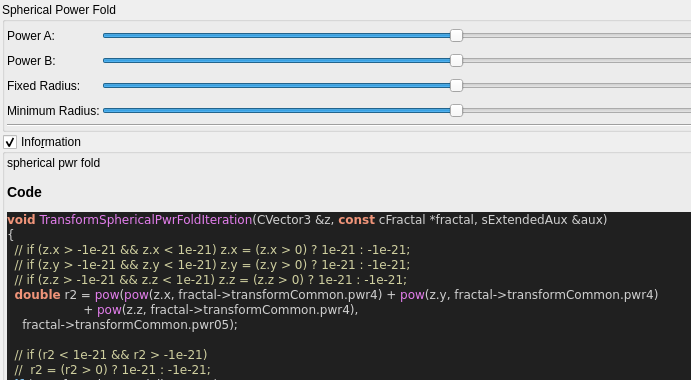
Before: the Qt Designer form mandelbulber2/qt_data/fractal_transf_spherical_pwr_fold.ui in buddhi1980/mandelbulber2, drawn with Qt 5; both pictures show x 0 to 691 and y 0 to 380 of the 907 by 740 pixel window.
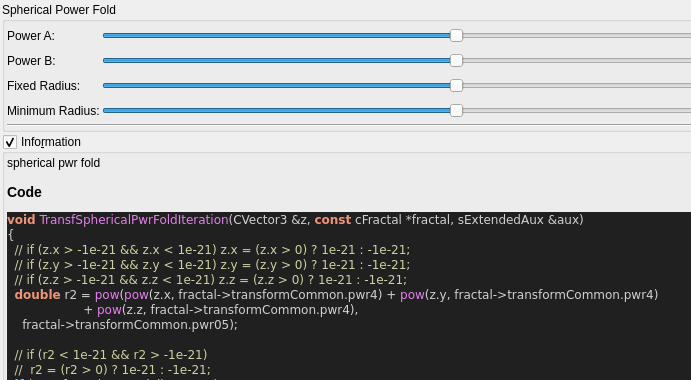
After: the same form once the commit is applied. Custom widgets are drawn as their Qt base class.

```diff
--- a/mandelbulber2/qt_data/fractal_transf_spherical_pwr_fold.ui
+++ b/mandelbulber2/qt_data/fractal_transf_spherical_pwr_fold.ui
@@ -338,7 +338,7 @@
 &lt;/table&gt;
 &lt;h3&gt;Code&lt;/h3&gt;
 &lt;body style=&quot;background-color:#202020&quot;&gt;
-&lt;pre style=&quot;color:#d0d0d0; background-color:#202020;  font-family:'Courier New',monospace;&quot;&gt;&lt;span style=&quot;color:#f09479; font-weight:bold&quot;&gt;void&lt;/span&gt; &lt;span style=&quot;color:#e47eed&quot;&gt;TransformSphericalPwrFoldIteration&lt;/span&gt;&lt;span style=&quot;color:#d0d0d0&quot;&gt;(&lt;/span&gt;CVector3 &lt;span style=&quot;color:#d0d0d0&quot;&gt;&amp;amp;&lt;/span&gt;z&lt;span style=&quot;color:#d0d0d0&quot;&gt;,&lt;/span&gt; &lt;span style=&quot;color:#f09479; font-weight:bold&quot;&gt;const&lt;/span&gt; cFractal &lt;span style=&quot;color:#d0d0d0&quot;&gt;*&lt;/span&gt;fractal&lt;span style=&quot;color:#d0d0d0&quot;&gt;,&lt;/span&gt; sExtendedAux &lt;span style=&quot;color:#d0d0d0&quot;&gt;&amp;amp;&lt;/span&gt;aux&lt;span style=&quot;color:#d0d0d0&quot;&gt;)&lt;/span&gt;
+&lt;pre style=&quot;color:#d0d0d0; background-color:#202020;  font-family:'Courier New',monospace;&quot;&gt;&lt;span style=&quot;color:#f09479; font-weight:bold&quot;&gt;void&lt;/span&gt; &lt;span style=&quot;color:#e47eed&quot;&gt;TransfSphericalPwrFoldIteration&lt;/span&gt;&lt;span style=&quot;color:#d0d0d0&quot;&gt;(&lt;/span&gt;CVector3 &lt;span style=&quot;color:#d0d0d0&quot;&gt;&amp;amp;&lt;/span&gt;z&lt;span style=&quot;color:#d0d0d0&quot;&gt;,&lt;/span&gt; &lt;span style=&quot;color:#f09479; font-weight:bold&quot;&gt;const&lt;/span&gt; cFractal &lt;span style=&quot;color:#d0d0d0&quot;&gt;*&lt;/span&gt;fractal&lt;span style=&quot;color:#d0d0d0&quot;&gt;,&lt;/span&gt; sExtendedAux &lt;span style=&quot;color:#d0d0d0&quot;&gt;&amp;amp;&lt;/span&gt;aux&lt;span style=&quot;color:#d0d0d0&quot;&gt;)&lt;/span&gt;
 &lt;span style=&quot;color:#d0d0d0&quot;&gt;{&lt;/span&gt;
   &lt;span style=&quot;color:#d0d0a0&quot;&gt;// if (z.x &amp;gt; -1e-21 &amp;amp;&amp;amp; z.x &amp;lt; 1e-21) z.x = (z.x &amp;gt; 0) ? 1e-21 : -1e-21;&lt;/span&gt;
   &lt;span style=&quot;color:#d0d0a0&quot;&gt;// if (z.y &amp;gt; -1e-21 &amp;amp;&amp;amp; z.y &amp;lt; 1e-21) z.y = (z.y &amp;gt; 0) ? 1e-21 : -1e-21;&lt;/span&gt;
```
